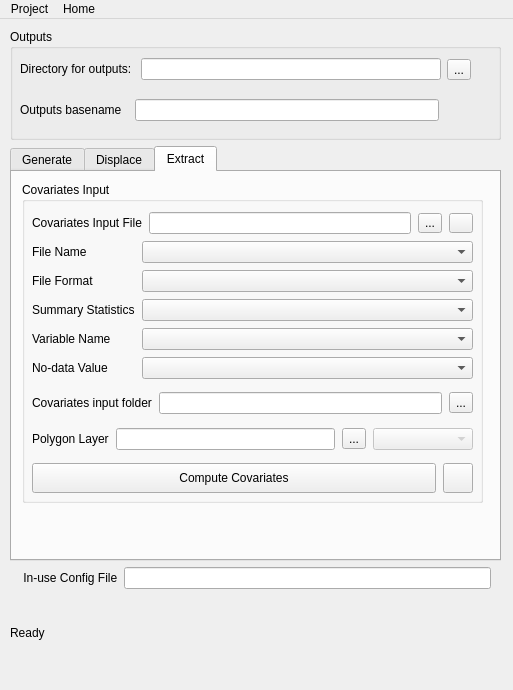
This is plugin/mgp_mainwindow.ui in unicef-drp/mics-geocoding as Qt 5 draws it before an edit. The edited form follows.
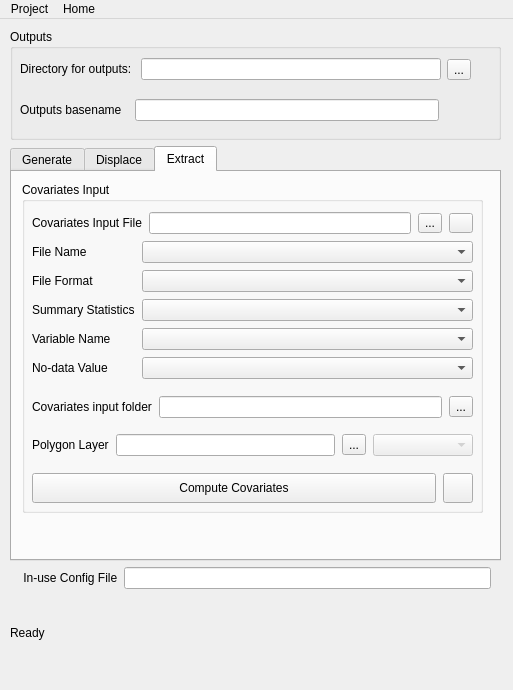
This is the edited form. The open tabs and pages were chosen to show the change. Icons and pictures are not drawn.

The edit to the form file:
```diff
--- a/plugin/mgp_mainwindow.ui
+++ b/plugin/mgp_mainwindow.ui
@@ -641,7 +641,7 @@
              <x>10</x>
              <y>10</y>
              <width>461</width>
-             <height>321</height>
+             <height>331</height>
             </rect>
            </property>
            <property name="sizePolicy">
@@ -668,7 +668,7 @@
               <x>0</x>
               <y>20</y>
               <width>461</width>
-              <height>301</height>
+              <height>311</height>
              </rect>
             </property>
             <layout class="QVBoxLayout" name="verticalLayout_6">
```
Left out of the diff: 5 changed lines with no effect on the pictures.
